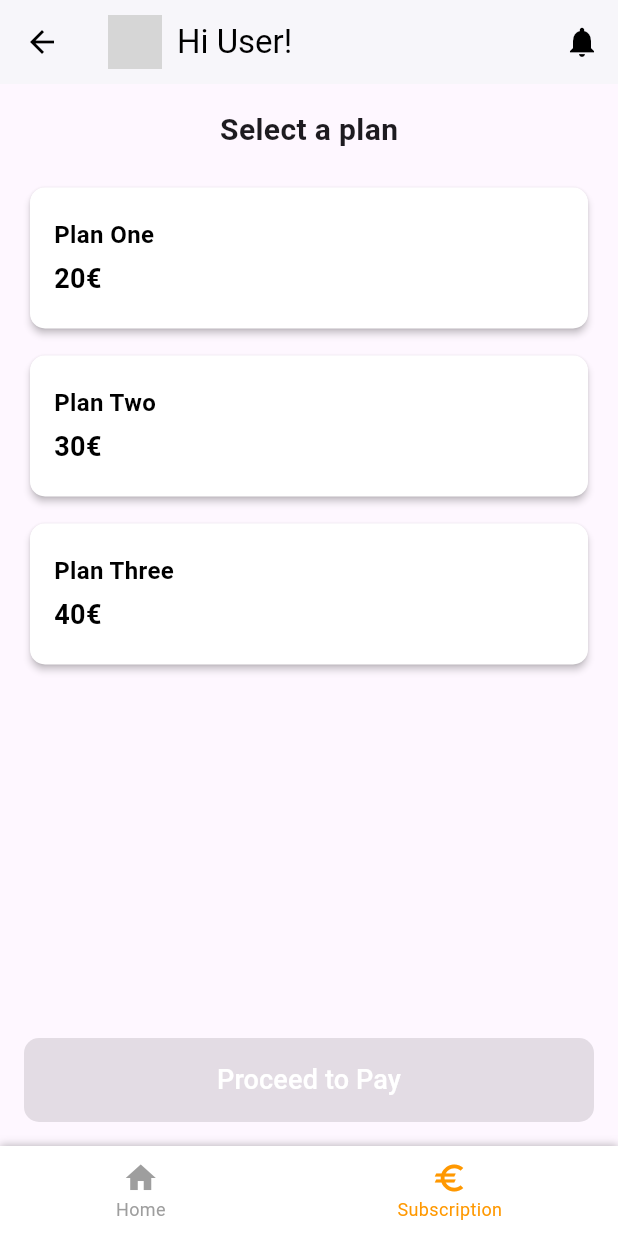
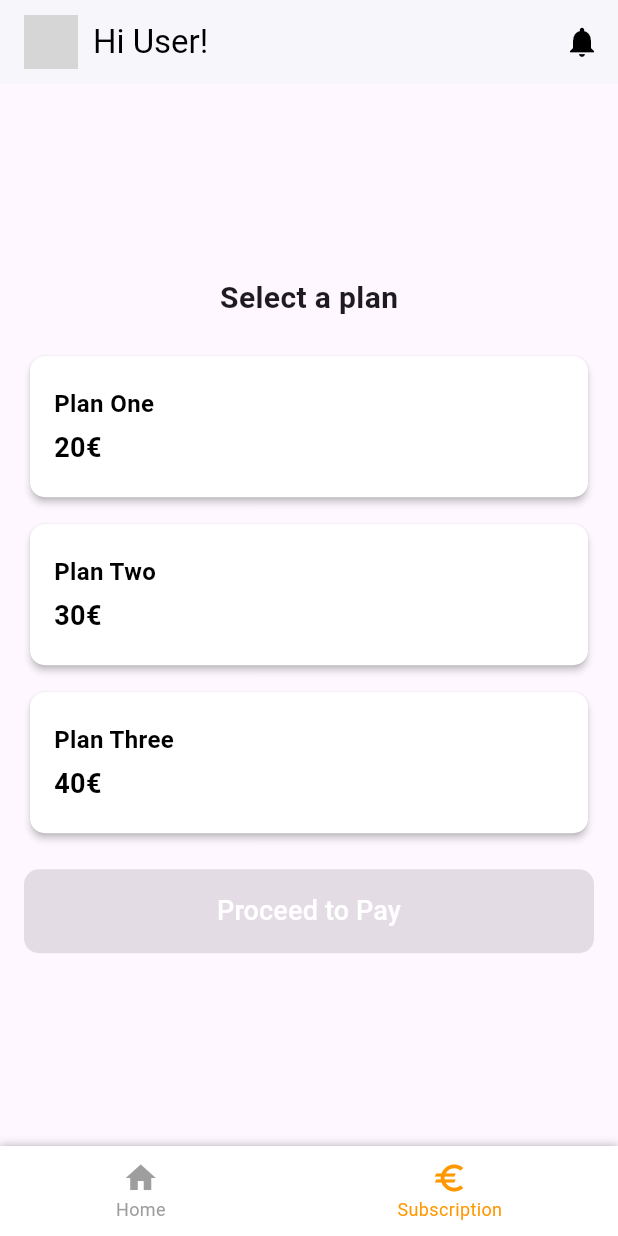
Before and after one commit to Theproxycos/pulse_gym, a Flutter app: the SubscriptionPage screen opened by its route, on a phone screen of 412 x 824 dp. Run offline on Flutter 3.47's test engine with Material 3 defaults, Android fonts, the phone set to English and light mode, and no system bars; grey boxes are pictures that could not be loaded.

Commit message:
Update subscription_page.dart

```diff
--- a/lib/screens/subscription_page.dart
+++ b/lib/screens/subscription_page.dart
@@ -41,27 +41,21 @@ class _SubscriptionPageState extends State<SubscriptionPage> {
           ),
         ],
         elevation: 1,
-        leading: IconButton(
-          icon: const Icon(Icons.arrow_back, color: Colors.black),
-          onPressed: () {
-            Navigator.of(context).pushReplacement(
-              MaterialPageRoute(builder: (context) => HomePage()),
-            );
-          },
-        ),
+        automaticallyImplyLeading: false, // Impede a seta de voltar
       ),
       body: Padding(
         padding: const EdgeInsets.all(16.0),
         child: Column(
-          crossAxisAlignment: CrossAxisAlignment.start,
+          mainAxisAlignment:
+              MainAxisAlignment.center, // Centraliza o conteúdo verticalmente
+          crossAxisAlignment: CrossAxisAlignment
+              .center, // Centraliza o conteúdo horizontalmente
           children: [
-            const Center(
-              child: Text(
-                "Select a plan",
-                style: TextStyle(
-                  fontSize: 20,
-                  fontWeight: FontWeight.bold,
-                ),
+            const Text(
+              "Select a plan",
+              style: TextStyle(
+                fontSize: 20,
+                fontWeight: FontWeight.bold,
               ),
             ),
             const SizedBox(height: 20),
@@ -85,7 +79,8 @@ class _SubscriptionPageState extends State<SubscriptionPage> {
               price: "40€",
               index: 2,
             ),
-            const Spacer(),
+            const SizedBox(
+                height: 20), // Espaço extra entre as caixas e o botão
             ElevatedButton(
               onPressed: selectedPlanIndex != null
                   ? () {
```
